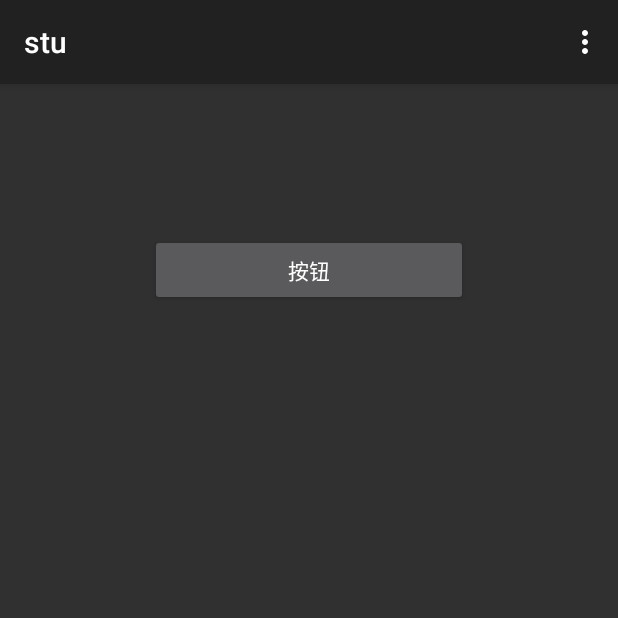
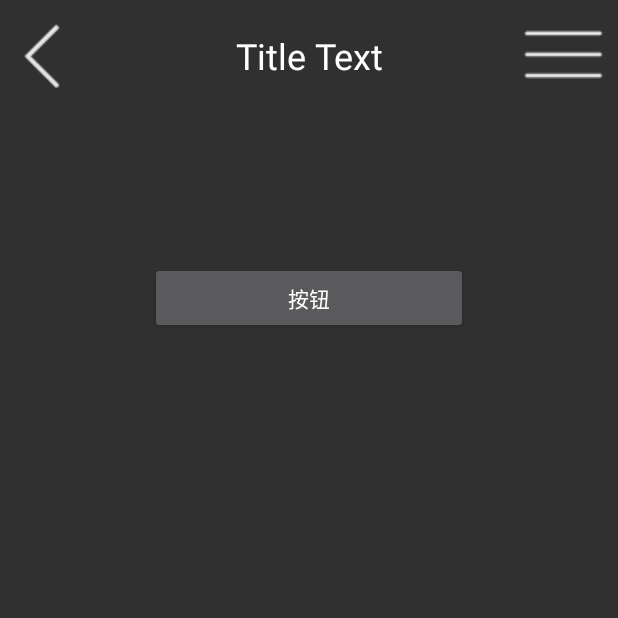
Before and after one commit to zjm-cpu/kt_study, an Android app: the screen it shows after launch (MainActivity), on a phone screen of 412 x 824 dp, the top half of it. Run offline under Robolectric (Android 15) with nearby library versions, the phone set to English and light mode, and no system bars.

Commit message:
自定义控件

```diff
--- a/app/build.gradle
+++ b/app/build.gradle
@@ -34,8 +34,10 @@ android {
     kotlinOptions {
         jvmTarget = '1.8'
     }
+
     buildFeatures {
         compose true
+        viewBinding = true
     }
     composeOptions {
         kotlinCompilerExtensionVersion '1.3.2'
--- a/app/src/main/java/com/example/stu/BaseActivity.kt
+++ b/app/src/main/java/com/example/stu/BaseActivity.kt
@@ -10,9 +10,13 @@ open class BaseActivity : AppCompatActivity() {
         super.onCreate(savedInstanceState)
         Log.d("BaseActivity", javaClass.simpleName)
         MainActivity.ActivityCollector.addActivity(this)
+        supportActionBar?.hide()
     }
     override fun onDestroy() {
         super.onDestroy()
         MainActivity.ActivityCollector.removeActivity(this)
     }
+
+
+
 }
--- a/app/src/main/java/com/example/stu/MainActivity.kt
+++ b/app/src/main/java/com/example/stu/MainActivity.kt
@@ -13,6 +13,7 @@ class MainActivity : BaseActivity() {
     override fun onCreate(savedInstanceState: Bundle?) {
         super.onCreate(savedInstanceState)
         setContentView(R.layout.mainactivity)
+
         val  btn : Button = findViewById(R.id.btn)
         btn.setOnClickListener{
                 Toast.makeText(this,"you click here",Toast.LENGTH_SHORT).show()
@@ -57,4 +58,6 @@ class MainActivity : BaseActivity() {
             activities.clear()
         }
     }
+
+
 }
--- a/app/src/main/java/com/example/stu/SecondActivity.kt
+++ b/app/src/main/java/com/example/stu/SecondActivity.kt
@@ -11,8 +11,10 @@ import android.widget.ProgressBar
 import android.widget.Toast
 
 class SecondActivity : BaseActivity() {
+
     override fun onCreate(savedInstanceState: Bundle?) {
         super.onCreate(savedInstanceState)
+        var count = 0
         setContentView(R.layout.activity_second)
         val btn4 : Button = findViewById(R.id.btn4)
         val btn5 : Button = findViewById(R.id.btn5)
@@ -37,7 +39,11 @@ class SecondActivity : BaseActivity() {
         }
     }
         btn5.setOnClickListener{
-            imageView.setImageResource(R.drawable.img2)
+            if(count % 2 == 0)
+                imageView.setImageResource(R.drawable.img2)
+            else
+                imageView.setImageResource(R.drawable.img1)
+            count++
         }
         btn6.setOnClickListener{
             if (progressBar.visibility == View.VISIBLE) {
--- /dev/null
+++ b/app/src/main/java/com/example/stu/TitleLayout.kt
@@ -0,0 +1,24 @@
+package com.example.stu
+
+import android.app.Activity
+import android.content.Context
+import android.util.AttributeSet
+import android.view.LayoutInflater
+import android.widget.Button
+import android.widget.LinearLayout
+import android.widget.Toast
+
+class TitleLayout (context: Context, attrs: AttributeSet) : LinearLayout(context, attrs) {
+    init {
+        LayoutInflater.from(context).inflate(R.layout.title, this)
+        val titleBack : Button = findViewById(R.id.titleBack)
+        val titleMenu : Button = findViewById(R.id.titleMenu)
+        titleBack.setOnClickListener {
+            val activity = context as Activity
+            activity.finish()
+        }
+        titleMenu.setOnClickListener {
+            Toast.makeText(context, "You clicked Edit button", Toast.LENGTH_SHORT).show()
+        }
+    }
+}
--- a/app/src/main/res/layout/activity_first.xml
+++ b/app/src/main/res/layout/activity_first.xml
@@ -6,6 +6,10 @@
     android:orientation="vertical"
     android:layout_height="match_parent"
     tools:context=".FirstActivity">
+
+    <com.example.stu.TitleLayout
+        android:layout_width="match_parent"
+        android:layout_height="wrap_content" />
 
     <Button
         android:id="@+id/btn1"
--- a/app/src/main/res/layout/activity_second.xml
+++ b/app/src/main/res/layout/activity_second.xml
@@ -7,6 +7,9 @@
     android:layout_height="match_parent"
     tools:context=".SecondActivity">
 
+    <com.example.stu.TitleLayout
+        android:layout_width="match_parent"
+        android:layout_height="wrap_content" />
 
     <TextView
         android:id="@+id/text"
--- a/app/src/main/res/layout/mainactivity.xml
+++ b/app/src/main/res/layout/mainactivity.xml
@@ -3,6 +3,12 @@
     android:orientation="vertical"
     android:layout_width="match_parent"
     android:layout_height="match_parent">
+
+<!--    <include layout="@layout/title" />-->
+
+    <com.example.stu.TitleLayout
+        android:layout_width="match_parent"
+        android:layout_height="wrap_content" />
 
     <Button
         android:id="@+id/btn"
--- /dev/null
+++ b/app/src/main/res/layout/title.xml
@@ -0,0 +1,40 @@
+<?xml version="1.0" encoding="utf-8"?>
+<LinearLayout xmlns:android="http://schemas.android.com/apk/res/android"
+    android:layout_width="match_parent"
+    android:layout_height="wrap_content"
+    >
+
+<Button
+    android:id="@+id/titleBack"
+    android:layout_width="64dp"
+    android:layout_height="64dp"
+    android:layout_gravity="center"
+    android:layout_margin="5dp"
+    android:background="@drawable/back"
+    />
+    <TextView
+        android:id="@+id/titleText"
+        android:layout_width="0dp"
+        android:layout_height="wrap_content"
+        android:layout_gravity="center"
+        android:layout_weight="1"
+        android:gravity="center"
+        android:text="Title Text"
+        android:textColor="#fff"
+        android:textSize="24sp" />
+    <Button
+        android:id="@+id/titleMenu"
+        android:layout_width="64dp"
+        android:layout_height="64dp"
+        android:layout_gravity="center"
+        android:layout_margin="5dp"
+        android:background="@drawable/menu"
+       />
+
+
+
+
+
+
+
+</LinearLayout>
```
Also changed, not shown: app/src/main/res/drawable/back.png (added), app/src/main/res/drawable/menu.png (added).
